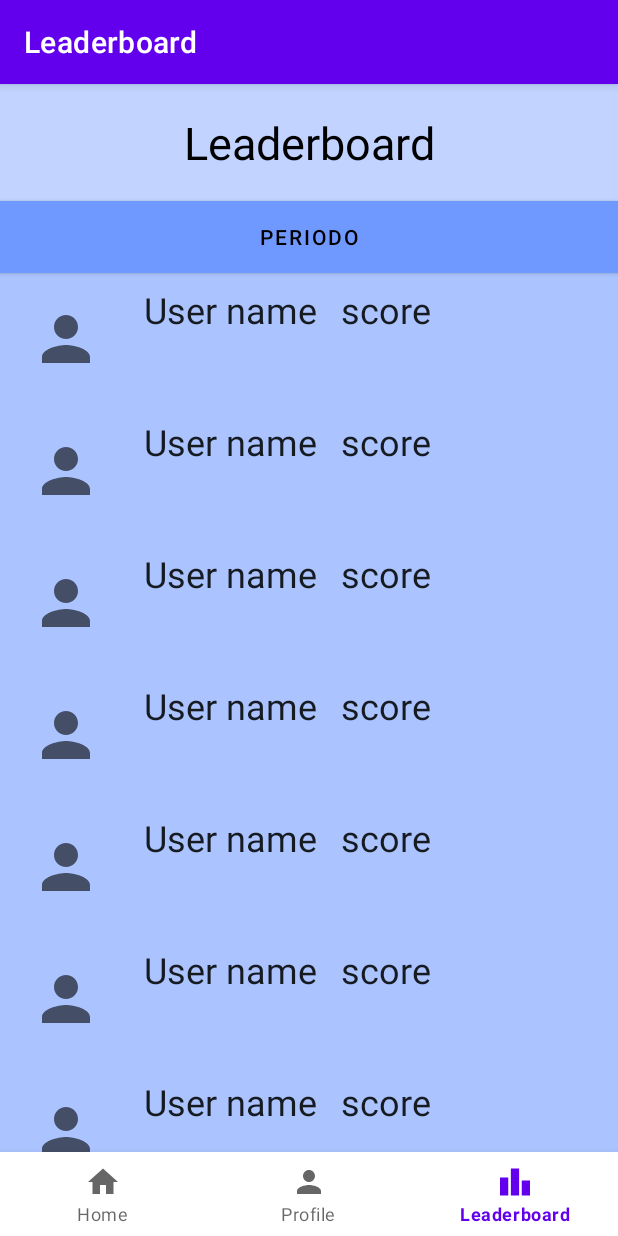
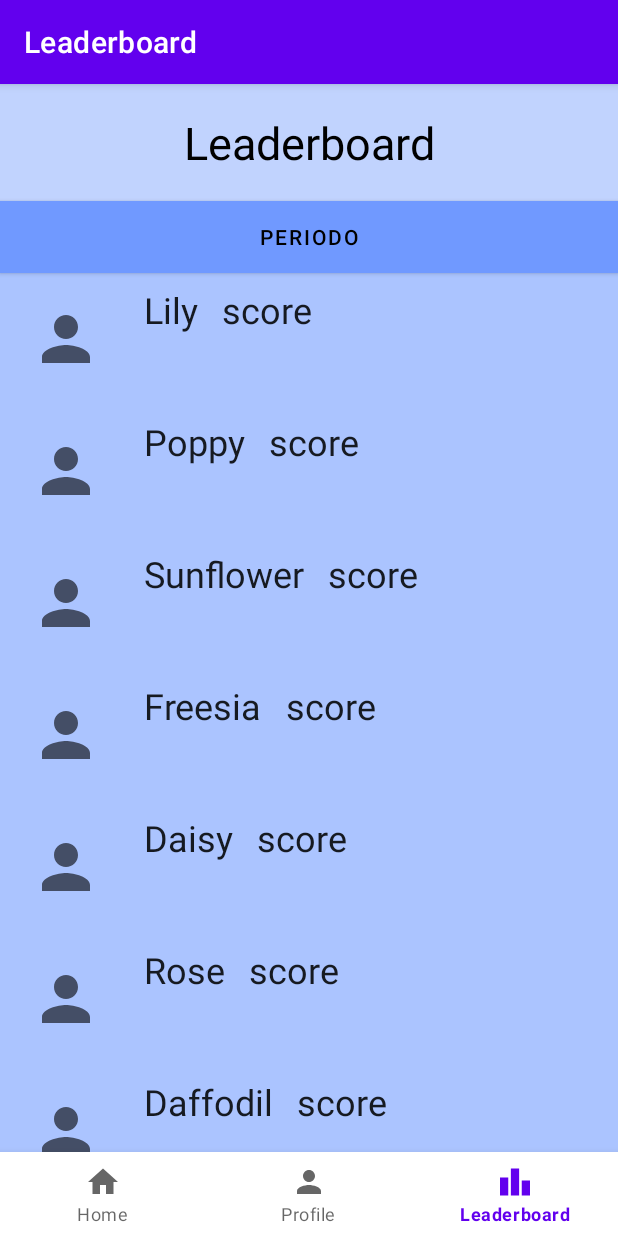
Before and after one commit to LoisSotoLopez/rankcity, an Android app: the LeaderboardFragment screen opened through its navigation route, on a phone screen of 412 x 824 dp. Run offline under Robolectric (Android 15) with nearby library versions, the phone set to English and light mode, and no system bars; our stand-ins replace navigation-ui; Roboto replaces fonts that are not available here.

Commit message:
First update of leaderboard list

```diff
--- /dev/null
+++ b/RankCityApp/app/src/main/java/com/apm2021/rankcity/ui/leaderboard/Datasource_Leaderboard.kt
@@ -0,0 +1,12 @@
+package com.apm2021.rankcity.ui.leaderboard
+
+import android.content.Context
+import com.apm2021.rankcity.R
+
+class Datasource_Leaderboard(val context: LeaderboardFragment) {
+    fun getUsersList(): Array<String> {
+
+        // Return users list from string resources
+        return context.resources.getStringArray(R.array.users_array)
+    }
+}
--- /dev/null
+++ b/RankCityApp/app/src/main/java/com/apm2021/rankcity/ui/leaderboard/LeaderboardAdapter.kt
@@ -0,0 +1,39 @@
+package com.apm2021.rankcity.ui.leaderboard
+
+import android.view.LayoutInflater
+import android.view.View
+import android.view.ViewGroup
+import android.widget.TextView
+import androidx.recyclerview.widget.RecyclerView
+import com.apm2021.rankcity.R
+
+class LeaderboardAdapter(val routesList: Array<String>) :
+        RecyclerView.Adapter<LeaderboardAdapter.LeaderboardViewHolder>() {
+
+    // Describes an item view and its place within the RecyclerView
+    class LeaderboardViewHolder(itemView: View) : RecyclerView.ViewHolder(itemView) {
+        private val flowerTextView: TextView = itemView.findViewById(R.id.user_name)
+
+        fun bind(word: String) {
+            flowerTextView.text = word
+        }
+    }
+
+    // Returns a new ViewHolder
+    override fun onCreateViewHolder(parent: ViewGroup, viewType: Int): LeaderboardViewHolder {
+        val view = LayoutInflater.from(parent.context)
+                .inflate(R.layout.item_leaderboard, parent, false)
+
+        return LeaderboardViewHolder(view)
+    }
+
+    // Returns size of data list
+    override fun getItemCount(): Int {
+        return routesList.size
+    }
+
+    // Displays data at a certain position
+    override fun onBindViewHolder(holder: LeaderboardViewHolder, position: Int) {
+        holder.bind(routesList[position])
+    }
+}
--- a/RankCityApp/app/src/main/java/com/apm2021/rankcity/ui/leaderboard/LeaderboardFragment.kt
+++ b/RankCityApp/app/src/main/java/com/apm2021/rankcity/ui/leaderboard/LeaderboardFragment.kt
@@ -4,10 +4,9 @@ import android.os.Bundle
 import android.view.LayoutInflater
 import android.view.View
 import android.view.ViewGroup
-import android.widget.TextView
 import androidx.fragment.app.Fragment
-import androidx.lifecycle.Observer
-import androidx.lifecycle.ViewModelProvider
+import androidx.recyclerview.widget.LinearLayoutManager
+import androidx.recyclerview.widget.RecyclerView
 import com.apm2021.rankcity.R
 
 class LeaderboardFragment : Fragment() {
@@ -19,13 +18,22 @@ class LeaderboardFragment : Fragment() {
             container: ViewGroup?,
             savedInstanceState: Bundle?
     ): View? {
-        leaderboardViewModel =
-                ViewModelProvider(this).get(LeaderboardViewModel::class.java)
-        val root = inflater.inflate(R.layout.fragment_leaderboard, container, false)
-        /*val textView: TextView = root.findViewById(R.id.text_dashboard)
-        leaderboardViewModel.text.observe(viewLifecycleOwner, Observer {
-            textView.text = it
-        })*/
-        return root
+        return inflater.inflate(R.layout.fragment_leaderboard, container, false)
+    }
+
+    override fun onViewCreated(itemView: View, savedInstanceState: Bundle?) {
+        super.onViewCreated(itemView, savedInstanceState)
+
+        val usersList = Datasource_Leaderboard(this).getUsersList()
+
+
+        val recyclerView = itemView.findViewById<RecyclerView>(R.id.recycler_view)
+        recyclerView.apply {
+            // set a LinearLayoutManager to handle Android
+            // RecyclerView behavior
+            layoutManager = LinearLayoutManager(activity)
+            // set the custom adapter to the RecyclerView
+            adapter = LeaderboardAdapter(usersList)
+        }
     }
 }
--- a/RankCityApp/app/src/main/res/layout/fragment_leaderboard.xml
+++ b/RankCityApp/app/src/main/res/layout/fragment_leaderboard.xml
@@ -4,8 +4,10 @@
     xmlns:app="http://schemas.android.com/apk/res-auto"
     android:layout_width="match_parent"
     android:layout_height="wrap_content"
+    xmlns:tools="http://schemas.android.com/tools"
     android:orientation="vertical"
-    android:background="@color/main_background">
+    android:background="@color/main_background"
+    tools:context=".leaderboard.">
 
     <TextView
         android:id="@+id/text_dashboard"
@@ -25,11 +27,16 @@
         android:textColor="@color/button_text"
         app:backgroundTint="@color/button_primary"/>
 
+    <androidx.recyclerview.widget.RecyclerView
+        android:id="@+id/recycler_view"
+        android:layout_width="match_parent"
+        android:layout_height="match_parent" />
+
     <!--    <androidx.recyclerview.widget.RecyclerView-->
     <!--        android:layout_width=""-->
     <!--        android:layout_height="">-->
 
-<!--    Temporal solution for interface -->
+<!--    Temporal solution for interface
     <include layout="@layout/item_leaderboard"/>
     <include layout="@layout/item_leaderboard"/>
     <include layout="@layout/item_leaderboard"/>
@@ -38,7 +45,7 @@
     <include layout="@layout/item_leaderboard"/>
     <include layout="@layout/item_leaderboard"/>
     <include layout="@layout/item_leaderboard"/>
-
+-->
 
 
 </LinearLayout>
--- a/RankCityApp/app/src/main/res/values/strings.xml
+++ b/RankCityApp/app/src/main/res/values/strings.xml
@@ -23,4 +23,20 @@
     <string name="pause_button">pause button</string>
     <string name="user_score">score</string>
     <string name="periodo">Periodo</string>
+
+    <string-array name="users_array">
+        <item>Lily</item>
+        <item>Poppy</item>
+        <item>Sunflower</item>
+        <item>Freesia</item>
+        <item>Daisy</item>
+        <item>Rose</item>
+        <item>Daffodil</item>
+        <item>Lavender</item>
+        <item>Peony</item>
+        <item>Lilac</item>
+        <item>Dahlia</item>
+        <item>Tulip</item>
+        <item>Dandelion</item>
+    </string-array>
 </resources>
```
